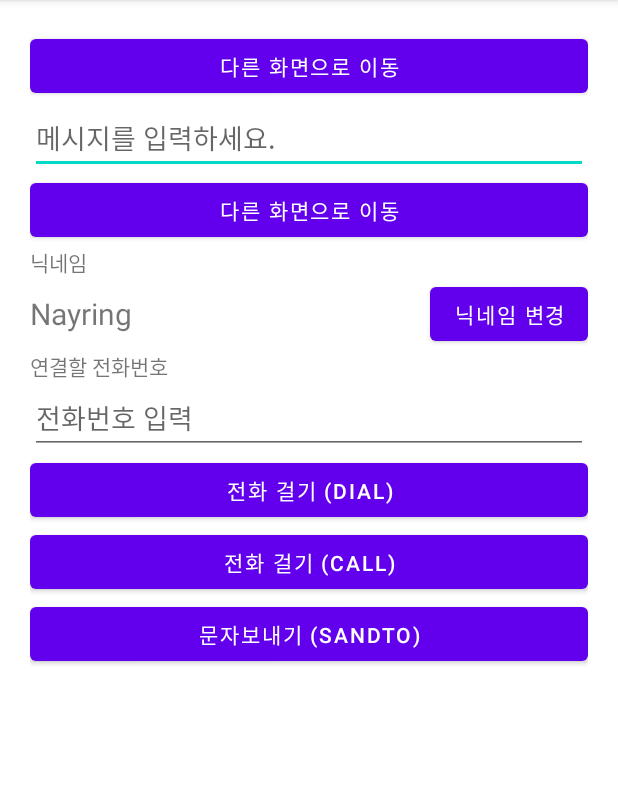
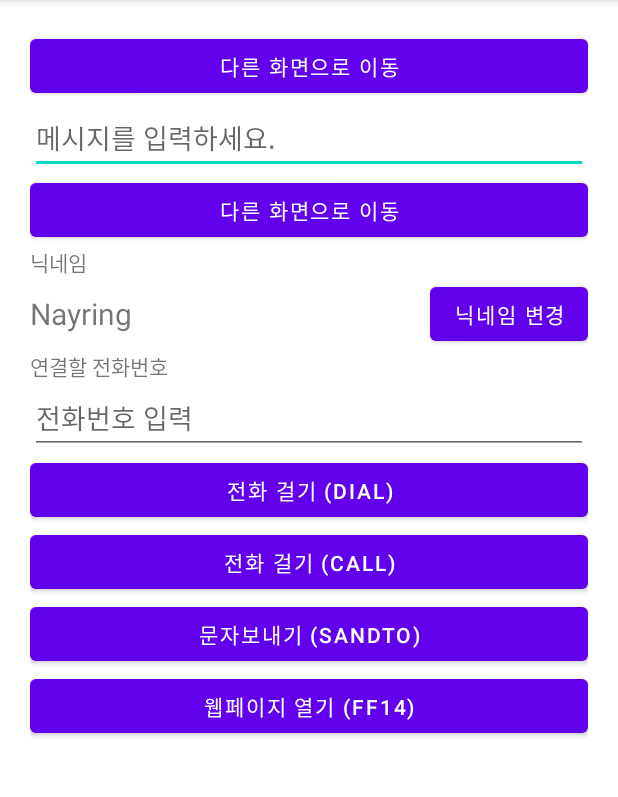
Before and after one commit to clearsky77/intent_20211102, an Android app: the screen it shows after launch (MainActivity), on a phone screen of 412 x 824 dp, the part 84-881 px from its top. Run offline under Robolectric (Android 15) with nearby library versions, the phone set to English and light mode, and no system bars.

```diff
--- a/app/src/main/java/com/clearsky77/intent_20211102/MainActivity.kt
+++ b/app/src/main/java/com/clearsky77/intent_20211102/MainActivity.kt
@@ -62,6 +62,13 @@ class MainActivity : AppCompatActivity() {
             startActivity(myIntent)
         }
 
+//        안드로이드 web 띄우기 (VIEW)
+        btnWebpage.setOnClickListener {
+            val myUri = Uri.parse("https://www.ff14.co.kr/main/")
+            val myIntent = Intent( Intent.ACTION_VIEW, myUri )
+            startActivity(myIntent)
+        }
+
 
     }
 
--- a/app/src/main/res/layout/activity_main.xml
+++ b/app/src/main/res/layout/activity_main.xml
@@ -80,4 +80,9 @@
         android:layout_width="match_parent"
         android:layout_height="wrap_content"
         android:text="문자보내기 (SANDTO)"/>
+    <Button
+        android:id="@+id/btnWebpage"
+        android:layout_width="match_parent"
+        android:layout_height="wrap_content"
+        android:text="웹페이지 열기 (FF14)"/>
 </LinearLayout>
```
